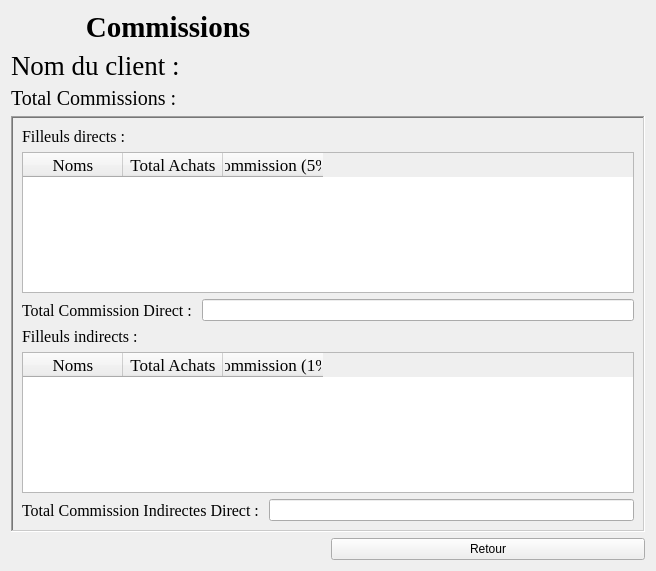
First picture: the form in gui/CommissionWindow.ui, repository JKAZIMOTO321/marketing_relationnel, before the edit.
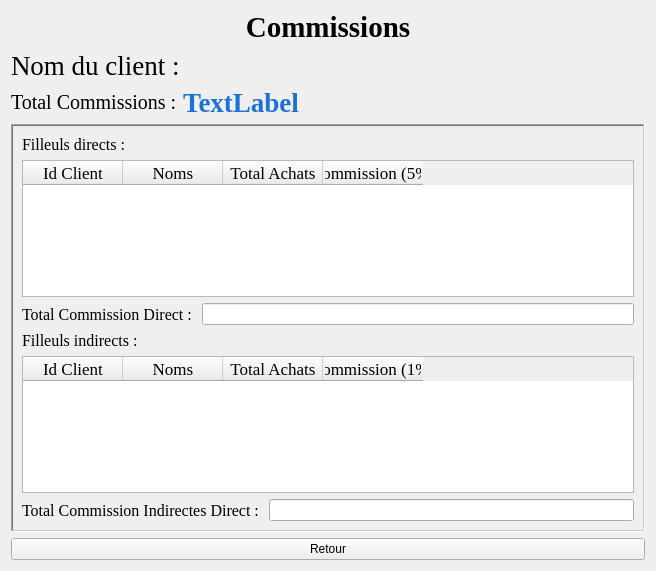
Second picture: the form after the edit.

Commit message: mis a jour de l'interface pour recuperer et afficher l'id et le nom du client

Diff of the .ui file:
```diff
--- a/gui/CommissionWindow.ui
+++ b/gui/CommissionWindow.ui
@@ -13,8 +13,8 @@
   <property name="windowTitle">
    <string>Form</string>
   </property>
-  <layout class="QGridLayout" name="gridLayout">
-   <item row="0" column="0">
+  <layout class="QVBoxLayout" name="verticalLayout">
+   <item>
     <widget class="QLabel" name="label_2">
      <property name="sizePolicy">
       <sizepolicy hsizetype="Preferred" vsizetype="Fixed">
@@ -38,7 +38,7 @@
      </property>
     </widget>
    </item>
-   <item row="1" column="0">
+   <item>
     <layout class="QFormLayout" name="formLayout_5">
      <item row="0" column="0">
       <widget class="QLabel" name="label">
@@ -68,7 +68,7 @@
      </item>
     </layout>
    </item>
-   <item row="2" column="0">
+   <item>
     <layout class="QFormLayout" name="formLayout_4">
      <item row="0" column="0">
       <widget class="QLabel" name="label_7">
@@ -83,9 +83,27 @@
        </property>
       </widget>
      </item>
+     <item row="0" column="1">
+      <widget class="QLabel" name="lblTotCommissions">
+       <property name="font">
+        <font>
+         <family>Times New Roman</family>
+         <pointsize>20</pointsize>
+         <weight>75</weight>
+         <bold>true</bold>
+        </font>
+       </property>
+       <property name="styleSheet">
+        <string notr="true">color: rgb(28, 113, 216);</string>
+       </property>
+       <property name="text">
+        <string>TextLabel</string>
+       </property>
+      </widget>
+     </item>
     </layout>
    </item>
-   <item row="3" column="0" colspan="2">
+   <item>
     <widget class="QFrame" name="frame">
      <property name="frameShape">
       <enum>QFrame::WinPanel</enum>
@@ -118,6 +136,11 @@
           <pointsize>13</pointsize>
          </font>
         </property>
+        <column>
+         <property name="text">
+          <string>Id Client</string>
+         </property>
+        </column>
         <column>
          <property name="text">
           <string>Noms</string>
@@ -180,6 +203,11 @@
           <pointsize>13</pointsize>
          </font>
         </property>
+        <column>
+         <property name="text">
+          <string>Id Client</string>
+         </property>
+        </column>
         <column>
          <property name="text">
           <string>Noms</string>
@@ -224,7 +252,7 @@
      </layout>
     </widget>
    </item>
-   <item row="4" column="1">
+   <item>
     <widget class="QPushButton" name="btnRetour">
      <property name="text">
       <string>Retour</string>
```
The commit also changes 1 other file.
